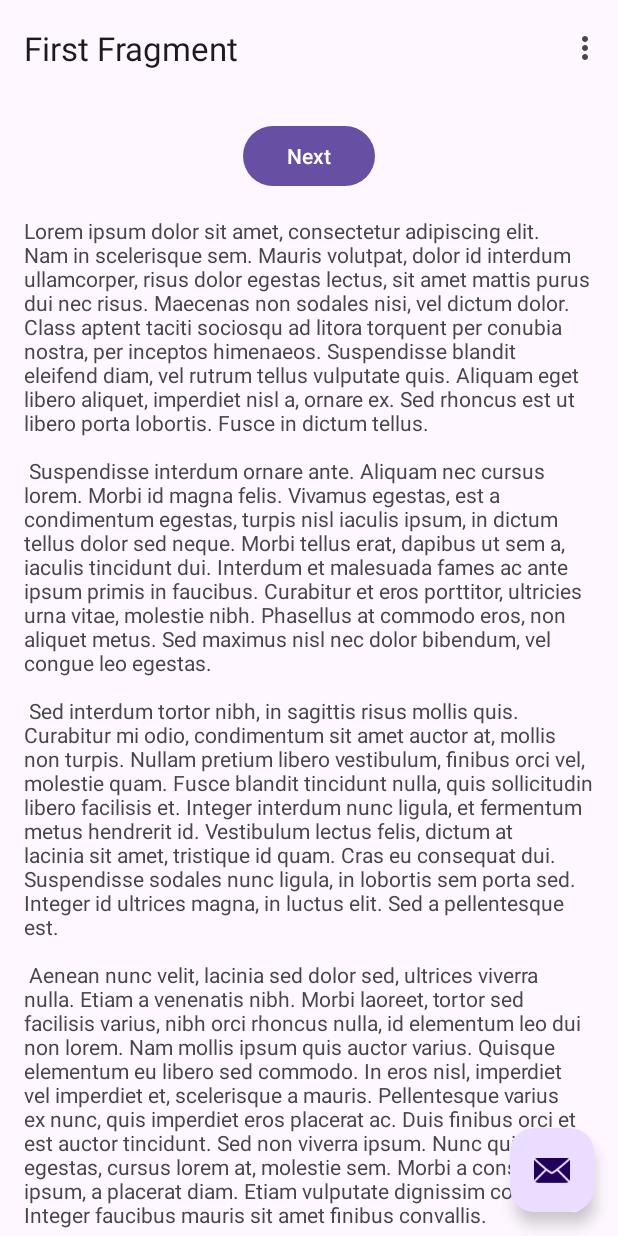
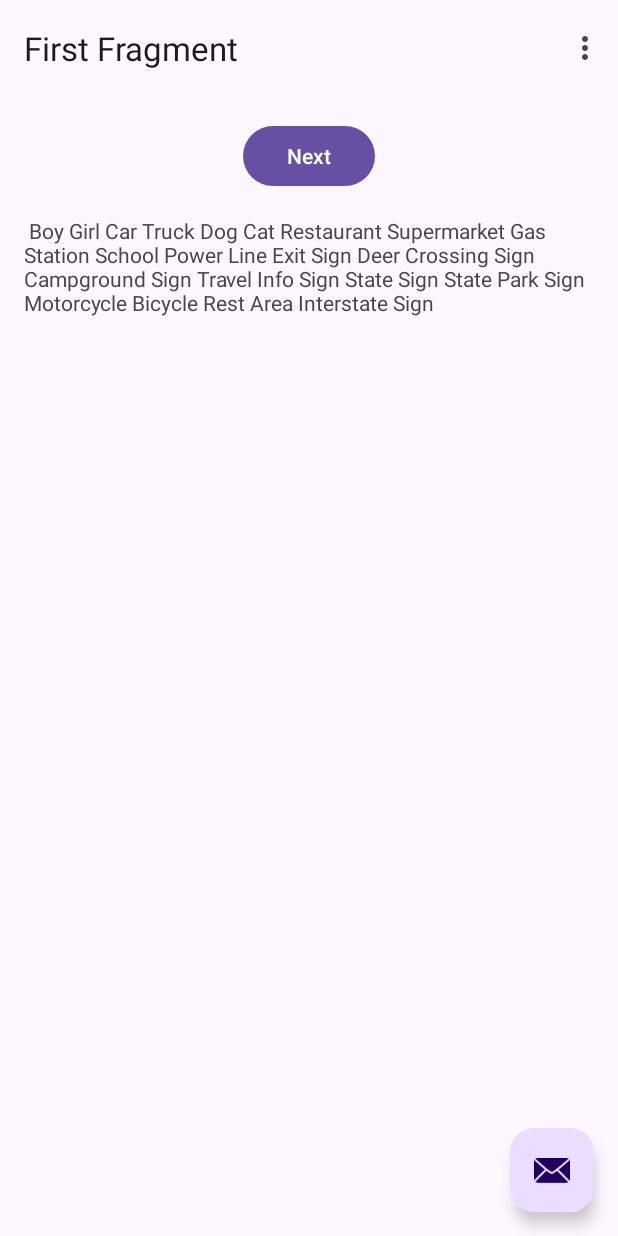
Before and after one commit to adamthiede/android-regional-bingo, an Android app: the screen it shows after launch (MainActivity), on a phone screen of 412 x 824 dp. Run offline under Robolectric (Android 15) with nearby library versions, the phone set to English and light mode, and no system bars; our stand-ins replace navigation-ui.

Commit message:
update some words

```diff
--- a/app/src/main/res/layout/fragment_first.xml
+++ b/app/src/main/res/layout/fragment_first.xml
@@ -26,7 +26,7 @@
             android:layout_width="wrap_content"
             android:layout_height="wrap_content"
             android:layout_marginTop="16dp"
-            android:text="@string/lorem_ipsum"
+            android:text="@string/generic_words"
             app:layout_constraintBottom_toBottomOf="parent"
             app:layout_constraintEnd_toEndOf="parent"
             app:layout_constraintStart_toStartOf="parent"
--- a/app/src/main/res/values/strings.xml
+++ b/app/src/main/res/values/strings.xml
@@ -6,6 +6,30 @@
     <string name="second_fragment_label">Second Fragment</string>
     <string name="next">Next</string>
     <string name="previous">Previous</string>
+
+    <string name="generic_words">
+        <value>Boy</value>
+        <value>Girl</value>
+        <value>Car</value>
+        <value>Truck</value>
+        <value>Dog</value>
+        <value>Cat</value>
+        <value>Restaurant</value>
+        <value>Supermarket</value>
+        <value>Gas Station</value>
+        <value>School</value>
+        <value>Power Line</value>
+        <value>Exit Sign</value>
+        <value>Deer Crossing Sign</value>
+        <value>Campground Sign</value>
+        <value>Travel Info Sign</value>
+        <value>State Sign</value>
+        <value>State Park Sign</value>
+        <value>Motorcycle</value>
+        <value>Bicycle</value>
+        <value>Rest Area</value>
+        <value>Interstate Sign</value>
+    </string>
 
     <string name="lorem_ipsum">
         Lorem ipsum dolor sit amet, consectetur adipiscing elit. Nam in scelerisque sem. Mauris
```
